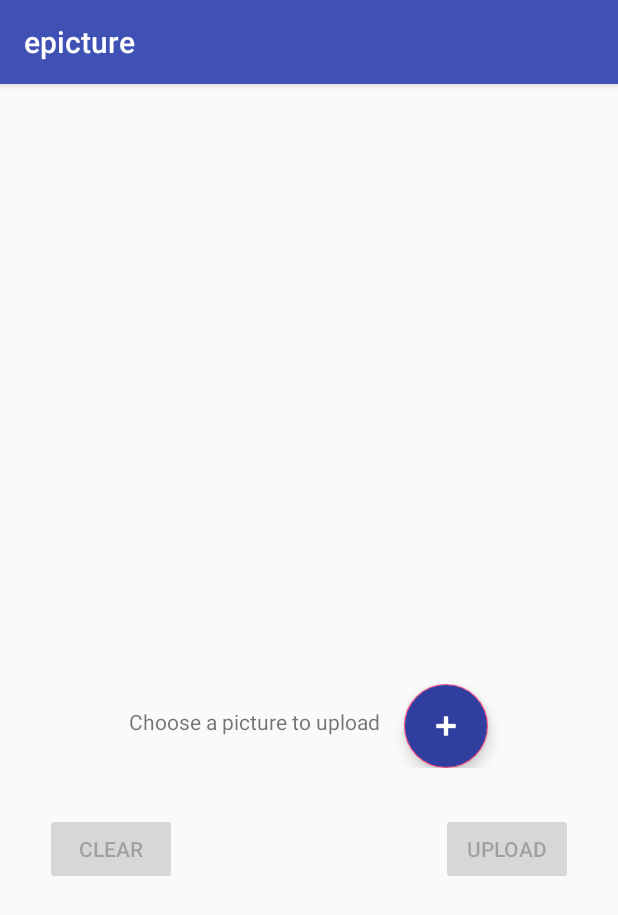
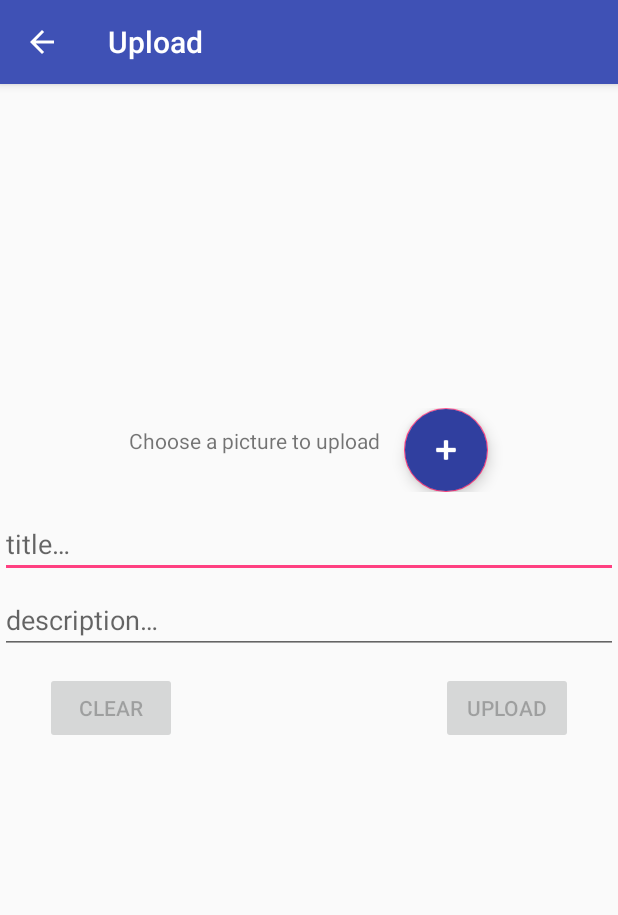
Before and after one commit to jorisChalumeau/epicture, an Android app: the UploadActivity screen opened directly, with no data from a screen before it, on a phone screen of 412 x 824 dp. Shown: the top 915 px of the screen. Run offline under Robolectric (Android 15) with nearby library versions, the phone set to English and light mode, and no system bars; pictures from the network do not load.

Commit message:
upload activity 80% ok

```diff
--- a/app/build.gradle
+++ b/app/build.gradle
@@ -28,6 +28,11 @@ dependencies {
     implementation 'com.android.support:appcompat-v7:27.1.1'
     implementation 'com.android.support:design:27.1.1'
     implementation 'com.android.support.constraint:constraint-layout:1.1.0'
+
+    implementation 'com.squareup.okio:okio:1.14.0'
+    implementation 'com.squareup.okhttp3:okhttp:3.10.0' // lib to use http requests
+    implementation 'com.squareup.picasso:picasso:2.5.2' // Picasso to load pictures?
+
     testImplementation 'junit:junit:4.12'
     androidTestImplementation 'com.android.support.test:runner:1.0.2'
     androidTestImplementation 'com.android.support.test.espresso:espresso-core:3.0.2'
--- a/app/src/main/java/eu/epitech/spartan/epicture/activities/MainActivity.java
+++ b/app/src/main/java/eu/epitech/spartan/epicture/activities/MainActivity.java
@@ -34,11 +34,13 @@ public class MainActivity extends AppCompatActivity {
 
     private void dispReadContentActivity() {
         Intent intent = new Intent(this, ReadContentActivity.class);
+        intent.setFlags(Intent.FLAG_ACTIVITY_NEW_TASK | Intent.FLAG_ACTIVITY_CLEAR_TASK);
         startActivity(intent);
     }
 
     private void dispUploadActivity() {
         Intent intent = new Intent(this, UploadActivity.class);
+        intent.setFlags(Intent.FLAG_ACTIVITY_NEW_TASK | Intent.FLAG_ACTIVITY_CLEAR_TASK);
         startActivity(intent);
     }
 }
--- a/app/src/main/java/eu/epitech/spartan/epicture/activities/ReadContentActivity.java
+++ b/app/src/main/java/eu/epitech/spartan/epicture/activities/ReadContentActivity.java
@@ -7,9 +7,15 @@ import eu.epitech.spartan.epicture.R;
 
 public class ReadContentActivity extends AppCompatActivity {
 
+
     @Override
     protected void onCreate(Bundle savedInstanceState) {
         super.onCreate(savedInstanceState);
         setContentView(R.layout.activity_read_content);
+        fetchData();
+    }
+
+    private void fetchData() {
+        //httpClient = new OkHttpClient.Builder().build();
     }
 }
--- a/app/src/main/res/layout/activity_upload.xml
+++ b/app/src/main/res/layout/activity_upload.xml
@@ -1,28 +1,32 @@
 <?xml version="1.0" encoding="utf-8"?>
-<RelativeLayout xmlns:android="http://schemas.android.com/apk/res/android"
+<LinearLayout xmlns:android="http://schemas.android.com/apk/res/android"
     xmlns:app="http://schemas.android.com/apk/res-auto"
     xmlns:tools="http://schemas.android.com/tools"
+    android:id="@+id/toUpload"
     android:layout_width="match_parent"
     android:layout_height="match_parent"
+    android:orientation="vertical"
     tools:context=".activities.UploadActivity">
-
 
     <!-- this view is used to display any selected picture -->
     <ImageView
-        android:layout_marginStart="25dp"
         android:id="@+id/toUploadImgView"
         android:layout_width="wrap_content"
-        android:layout_height="@dimen/default_img_height" />
+        android:layout_height="wrap_content"
+        android:minHeight="@dimen/min_img_height"
+        android:scaleType="centerCrop"
+        android:layout_margin="@dimen/mini_margin"
+        android:contentDescription="@string/img_upload_description" />
 
-    <!-- to select new pictures to upload -->
+    <!-- to select new pictures to picture -->
     <LinearLayout
         android:id="@+id/toChooseImgAction"
         android:layout_width="match_parent"
         android:layout_height="wrap_content"
         android:orientation="horizontal"
-        android:layout_below="@id/toUploadImgView"
         android:gravity="center_horizontal"
-        android:layout_marginBottom="30dp">
+        android:layout_marginTop="@dimen/vertical_small_margin"
+        android:visibility="visible" >
 
         <TextView
             android:id="@+id/labChooseImg"
@@ -44,25 +48,44 @@
             app:srcCompat="@android:drawable/ic_input_add" />
     </LinearLayout>
 
+    <EditText
+        android:id="@+id/toUploadTitle"
+        android:layout_width="match_parent"
+        android:layout_height="wrap_content"
+        android:hint="@string/default_title"
+        android:layout_marginTop="@dimen/activity_vertical_margin" />
+
+    <EditText
+        android:id="@+id/toUploadDescription"
+        android:layout_width="match_parent"
+        android:layout_height="wrap_content"
+        android:hint="@string/default_description"
+        android:layout_marginTop="@dimen/vertical_small_margin" />
+
+    <RelativeLayout
+        android:layout_width="match_parent"
+        android:layout_height="wrap_content"
+        android:layout_marginTop="@dimen/activity_vertical_margin">
+
         <!-- button to remove all selected pictures -->
         <Button
             android:id="@+id/clearButton"
             android:layout_width="wrap_content"
             android:layout_height="wrap_content"
             android:layout_marginStart="30dp"
-        android:layout_below="@id/toChooseImgAction"
             android:enabled="false"
             android:text="@string/button_clear" />
 
-    <!-- button to upload selected pictures -->
+        <!-- button to picture selected pictures -->
         <Button
             android:id="@+id/uploadButton"
             android:layout_width="wrap_content"
             android:layout_height="wrap_content"
+            android:layout_alignParentEnd="true"
             android:layout_marginEnd="30dp"
-        android:layout_below="@id/toChooseImgAction"
-        android:layout_alignParentEnd="true"
             android:enabled="false"
             android:text="@string/button_upload" />
 
     </RelativeLayout>
+
+</LinearLayout>
--- a/app/src/main/res/values/dimens.xml
+++ b/app/src/main/res/values/dimens.xml
@@ -1,9 +1,14 @@
 <resources>
     <!-- Default screen margins, per the Android Design guidelines. -->
     <dimen name="activity_horizontal_margin">16dp</dimen>
-    <dimen name="activity_vertical_margin">15dp</dimen>
+    <dimen name="activity_vertical_margin">12dp</dimen>
 
-    <!-- upload activity -->
-    <dimen name="default_img_height">400dp</dimen>
+    <!-- picture activity -->
+    <dimen name="min_img_height">200dp</dimen>
     <dimen name="mini_margin_horizontal">2dp</dimen>
+    <dimen name="mini_margin">5dp</dimen>
+    <dimen name="vertical_small_margin">5dp</dimen>
+
+    <!-- read content activity -->
+    <dimen name="picture_height">180dp</dimen>
 </resources>
--- a/app/src/main/res/values/strings.xml
+++ b/app/src/main/res/values/strings.xml
@@ -2,12 +2,18 @@
     <!-- main activity -->
     <string name="app_name">epicture</string>
     <string name="action_see_content">access your wall</string>
-    <string name="action_upload">upload an image</string>
+    <string name="action_upload">upload picture</string>
 
     <!-- upload activity -->
+    <string name="upload_name">Upload</string>
     <string name="choose_picture">Choose a picture to upload</string>
     <string name="button_upload">upload</string>
     <string name="button_clear">clear</string>
+    <string name="img_upload_description">Pictures to upload</string>
+    <string name="default_description">description…</string>
+    <string name="default_title">title…</string>
 
-
+    <!-- ReadContentActivity -->
+    <string name="read_content_name">My Wall</string>
+    <string name="pictures_description">picture fetched from imgur api</string>
 </resources>
```
Also changed, not shown: app/src/main/AndroidManifest.xml (+21 -7 lines), app/src/main/java/eu/epitech/spartan/epicture/activities/UploadActivity.java (+101 -25 lines), app/src/main/res/layout/activity_read_content.xml (+8 -5 lines). Lines whose indentation alone changed are shown as unchanged.
